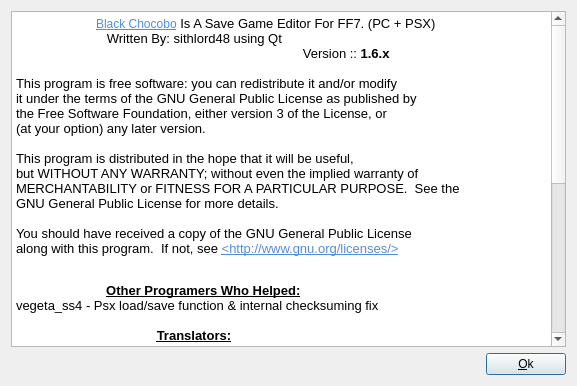
Qt form about.ui (sithlord48/blackchocobo) before a commit.
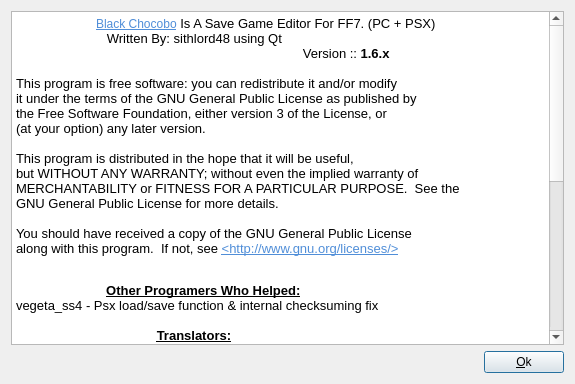
The same form after that commit. Icons and pictures are not drawn.

```diff
--- a/about.ui
+++ b/about.ui
@@ -9,8 +9,8 @@
    <rect>
     <x>0</x>
     <y>0</y>
-    <width>577</width>
-    <height>386</height>
+    <width>575</width>
+    <height>384</height>
    </rect>
   </property>
   <property name="windowTitle">
```
Left out of the diff: 8 changed lines with no effect on the pictures.
